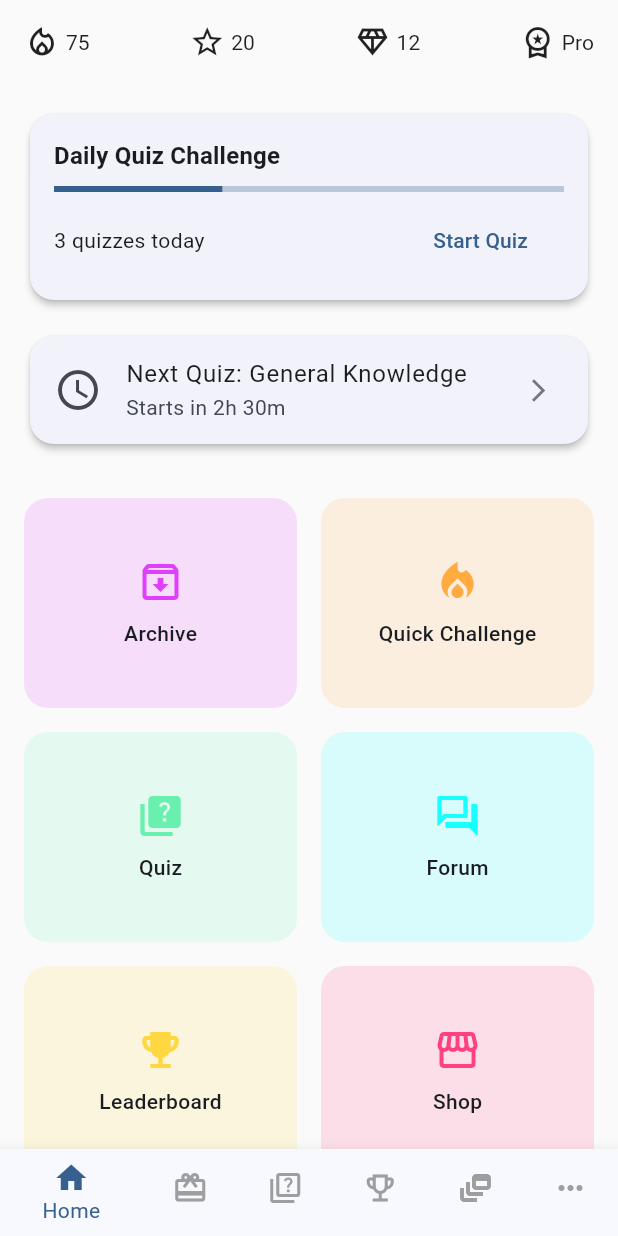
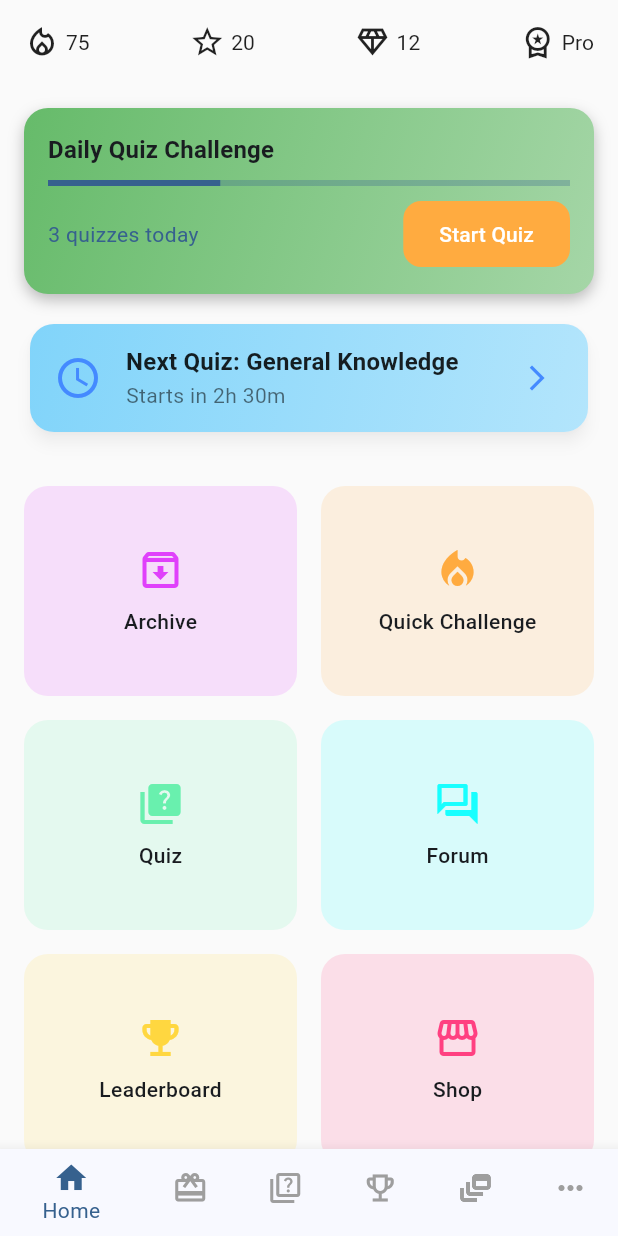
Before and after one commit to hr-shuvo/ezdu, a Flutter app: the screen it shows after launch, after a tap on "Login", on a phone screen of 412 x 824 dp. Run offline on Flutter 3.47's test engine with Material 3 defaults, Android fonts, the phone set to English and light mode, and no system bars; our stand-ins replace dio, equatable, flutter_bloc, fpdart, get_it.

Commit message:
add features files

```diff
--- /dev/null
+++ b/lib/core/network/api_client.dart
@@ -0,0 +1,12 @@
+import 'package:dio/dio.dart';
+
+class ApiClient {
+  static final Dio dio = Dio(
+    BaseOptions(
+      baseUrl: 'https://your-api-base-url.com',
+      connectTimeout: Duration(seconds: 15),
+      receiveTimeout: Duration(seconds: 30),
+      headers: {'Content-Type': 'application/json'},
+    ),
+  );
+}
--- a/lib/features/auth/data/repositories/auth_repository_impl.dart
+++ b/lib/features/auth/data/repositories/auth_repository_impl.dart
@@ -4,6 +4,9 @@ import 'package:ezdu/features/auth/domain/repositories/auth_repository.dart';
 import 'package:fpdart/src/either.dart';
 
 class AuthRepositoryImpl implements AuthRepository{
+  // final Dio apiClient;
+
+
   @override
   Future<Either<Failure, User>> getCurrentUser() {
     // TODO: implement getCurrentUser
--- /dev/null
+++ b/lib/features/feed/presentation/pages/feed_page.dart
@@ -0,0 +1,21 @@
+import 'package:flutter/material.dart';
+
+class FeedPage extends StatelessWidget {
+  const FeedPage({super.key});
+
+  @override
+  Widget build(BuildContext context) {
+    return Scaffold(
+      appBar: AppBar(title: Text("Feed page")),
+      body: Column(
+        children: [
+          Text("Feed 1"),
+          const SizedBox(height: 8),
+          Text("Feed 2"),
+          const SizedBox(height: 8),
+          Text("Feed 2"),
+        ],
+      ),
+    );
+  }
+}
--- a/lib/features/home/presentation/widgets/daily_quiz_card.dart
+++ b/lib/features/home/presentation/widgets/daily_quiz_card.dart
@@ -1,6 +1,6 @@
 import 'package:flutter/material.dart';
 
-class DailyQuizCard extends StatelessWidget{
+class DailyQuizCard extends StatelessWidget {
   const DailyQuizCard({super.key});
 
   @override
@@ -8,9 +8,20 @@ class DailyQuizCard extends StatelessWidget{
     final theme = Theme.of(context);
     final colorScheme = theme.colorScheme;
 
-    return Card(
-      shape: RoundedRectangleBorder(borderRadius: BorderRadius.circular(16)),
-      // color: colorScheme.primaryContainer.withValues(alpha: .2),
+    return Container(
+      decoration: BoxDecoration(
+        borderRadius: BorderRadius.circular(16),
+        gradient: LinearGradient(
+          colors: theme.brightness == Brightness.dark
+              ? [Colors.teal.shade700, Colors.teal.shade400]
+              : [Colors.green.shade400, Colors.green.shade200],
+          begin: Alignment.topLeft,
+          end: Alignment.bottomRight,
+        ),
+        boxShadow: [
+          BoxShadow(color: Colors.black26, blurRadius: 8, offset: Offset(0, 4)),
+        ],
+      ),
       child: Padding(
         padding: const EdgeInsets.all(16),
         child: Column(
@@ -18,8 +29,11 @@ class DailyQuizCard extends StatelessWidget{
           children: [
             Text(
               'Daily Quiz Challenge',
-              style: theme.textTheme.titleMedium?.copyWith(fontWeight: FontWeight.bold),
+              style: theme.textTheme.titleMedium?.copyWith(
+                fontWeight: FontWeight.bold,
+              ),
             ),
+
             const SizedBox(height: 8),
             LinearProgressIndicator(
               value: 0.33, // 1/3 quizzes completed
@@ -30,9 +44,21 @@ class DailyQuizCard extends StatelessWidget{
             Row(
               mainAxisAlignment: MainAxisAlignment.spaceBetween,
               children: [
-                Text('3 quizzes today', style: theme.textTheme.bodyMedium),
+                Text(
+                  '3 quizzes today',
+                  style: theme.textTheme.bodyMedium!.copyWith(
+                    color: colorScheme.primary
+                  ),
+                ),
                 ElevatedButton(
                   onPressed: () {},
+                  style: ElevatedButton.styleFrom(
+                    backgroundColor: Colors.orangeAccent,
+                    foregroundColor: Colors.white,
+                    shape: RoundedRectangleBorder(
+                      borderRadius: BorderRadius.circular(12),
+                    ),
+                  ),
                   child: const Text('Start Quiz'),
                 ),
               ],
@@ -42,5 +68,4 @@ class DailyQuizCard extends StatelessWidget{
       ),
     );
   }
-
 }
--- a/lib/features/home/presentation/widgets/upcoming_quiz_card.dart
+++ b/lib/features/home/presentation/widgets/upcoming_quiz_card.dart
@@ -10,13 +10,57 @@ class UpcomingQuizCard extends StatelessWidget {
 
     return Card(
       shape: RoundedRectangleBorder(borderRadius: BorderRadius.circular(16)),
-      // color: colorScheme.secondaryContainer.withValues(alpha: .1),
-      child: ListTile(
-        leading: const Icon(Icons.schedule, size: 32),
-        title: const Text('Next Quiz: General Knowledge'),
-        subtitle: const Text('Starts in 2h 30m'),
-        trailing: Icon(Icons.arrow_forward_ios, color: colorScheme.outline, size: 18),
-        onTap: () {},
+      elevation: 4,
+      shadowColor: Colors.black26,
+      child: Container(
+        decoration: BoxDecoration(
+          borderRadius: BorderRadius.circular(16),
+          gradient: LinearGradient(
+            colors: theme.brightness == Brightness.dark
+                ? [
+                    Colors.indigo.shade700,
+                    Colors.indigo.shade500,
+                  ] // dark mode soothing
+                : [Colors.lightBlue.shade200, Colors.lightBlue.shade100],
+            // light mode pastel
+            begin: Alignment.topLeft,
+            end: Alignment.bottomRight,
+          ),
+        ),
+        child: ListTile(
+          leading: Icon(
+            Icons.schedule,
+            size: 32,
+            color: theme.brightness == Brightness.dark
+                ? Colors.tealAccent
+                : Colors.blueAccent,
+          ),
+          title: Text(
+            'Next Quiz: General Knowledge',
+            style: theme.textTheme.titleMedium?.copyWith(
+              fontWeight: FontWeight.bold,
+              color: theme.brightness == Brightness.dark
+                  ? Colors.white
+                  : Colors.black87,
+            ),
+          ),
+          subtitle: Text(
+            'Starts in 2h 30m',
+            style: theme.textTheme.bodyMedium?.copyWith(
+              color: theme.brightness == Brightness.dark
+                  ? Colors.white70
+                  : Colors.black54,
+            ),
+          ),
+          trailing: Icon(
+            Icons.arrow_forward_ios,
+            color: theme.brightness == Brightness.dark
+                ? Colors.tealAccent
+                : Colors.blueAccent,
+            size: 20,
+          ),
+          onTap: () {},
+        ),
       ),
     );
   }
--- a/lib/features/navigation/presentation/pages/main_navigation_page.dart
+++ b/lib/features/navigation/presentation/pages/main_navigation_page.dart
@@ -1,7 +1,9 @@
+import 'package:ezdu/features/feed/presentation/pages/feed_page.dart';
+import 'package:ezdu/features/home/presentation/pages/home_page.dart';
 import 'package:ezdu/features/leaderboard/presentation/pages/leaderboard_page.dart';
+import 'package:ezdu/features/quest/presentation/pages/quest_page.dart';
 import 'package:flutter/material.dart';
 
-import '../../../home/presentation/pages/home_page.dart';
 
 class MainNavigationPage extends StatefulWidget {
   const MainNavigationPage({super.key});
@@ -15,10 +17,10 @@ class _MainNavigationPageState extends State<MainNavigationPage> {
 
   final List<Widget> _pages = [
     const HomePage(),
+    const QuestPage(),
     const LeaderboardPage(),
     const LeaderboardPage(),
-    const LeaderboardPage(),
-    const LeaderboardPage(),
+    const FeedPage(),
   ];
 
   void _onItemTapped(int index) async {
--- /dev/null
+++ b/lib/features/quest/presentation/pages/quest_page.dart
@@ -0,0 +1,21 @@
+import 'package:flutter/material.dart';
+
+class QuestPage extends StatelessWidget {
+  const QuestPage({super.key});
+
+  @override
+  Widget build(BuildContext context) {
+    return Scaffold(
+      appBar: AppBar(title: Text("Quest page")),
+      body: Column(
+        children: [
+          Text("Quest 1"),
+          const SizedBox(height: 8),
+          Text("Quest 2"),
+          const SizedBox(height: 8),
+          Text("Quest 2"),
+        ],
+      ),
+    );
+  }
+}
--- a/pubspec.yaml
+++ b/pubspec.yaml
@@ -38,6 +38,7 @@ dependencies:
   flutter_bloc: ^9.1.1
   fpdart: ^1.1.1
   get_it: ^8.2.0
+  dio: ^5.9.0
 
 dev_dependencies:
   flutter_test:
```
Also changed, not shown: lib/features/auth/presentation/pages/login_page.dart (+7 -1 lines), lib/core/network/network_exceptions.dart (added), 1 other file.
